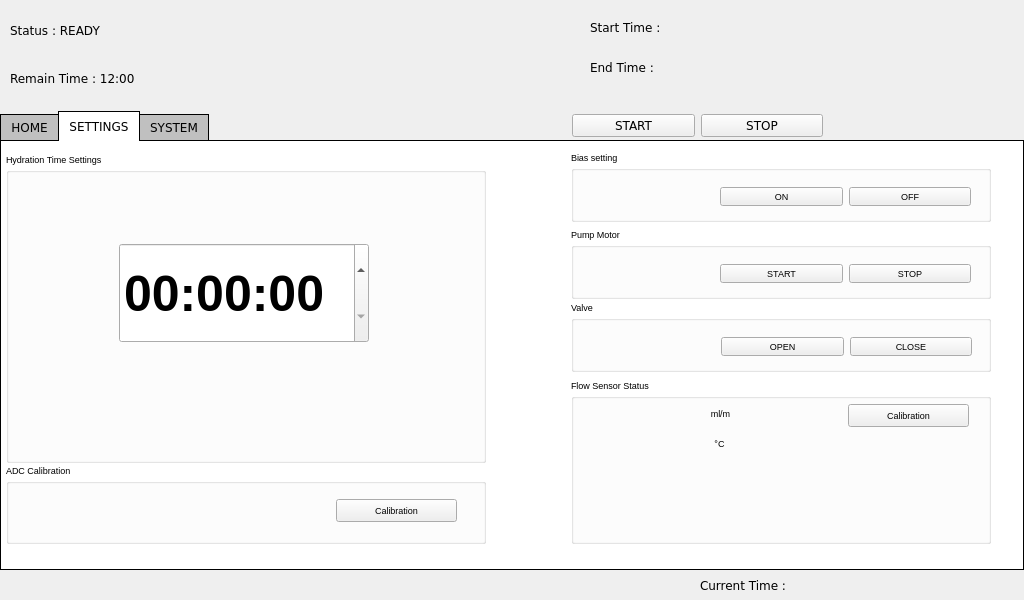
Above: mainwindow.ui from shnomad/hydration-tool before the change. Below: the same form after it.
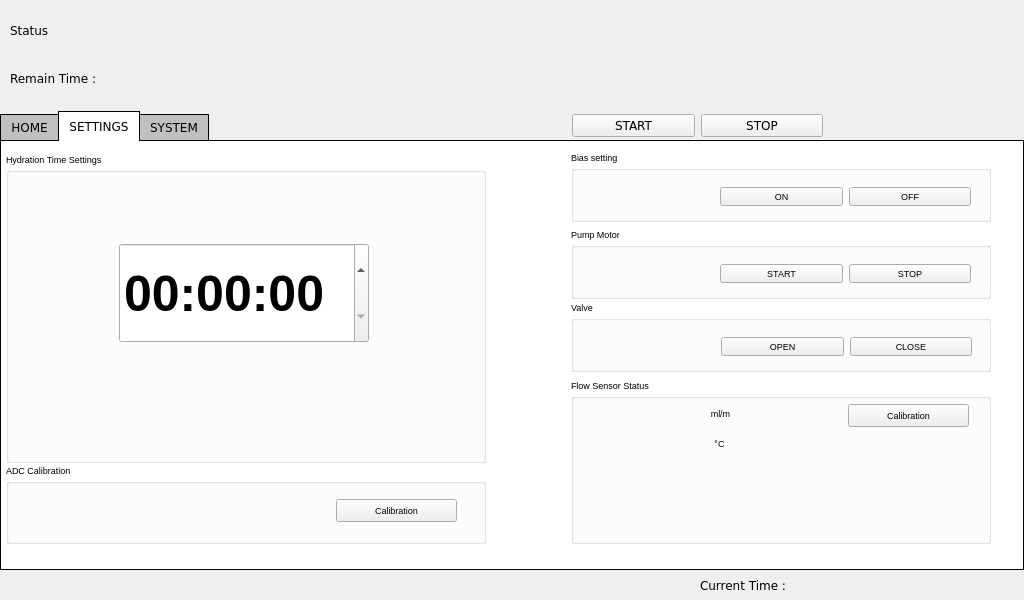
That is the form after the change.

Patch:
```diff
--- a/mainwindow.ui
+++ b/mainwindow.ui
@@ -25,56 +25,56 @@
    <string>MainWindow</string>
   </property>
   <widget class="QWidget" name="centralwidget">
-   <widget class="QLabel" name="hydration_status">
+   <widget class="QLabel" name="hydration_status_label">
     <property name="geometry">
      <rect>
       <x>10</x>
       <y>10</y>
-      <width>400</width>
+      <width>150</width>
       <height>40</height>
      </rect>
     </property>
     <property name="text">
-     <string>Status : READY</string>
+     <string>Status</string>
     </property>
    </widget>
-   <widget class="QLabel" name="hydration_countdown">
+   <widget class="QLabel" name="time_label">
     <property name="geometry">
      <rect>
       <x>10</x>
       <y>58</y>
-      <width>400</width>
+      <width>120</width>
       <height>40</height>
      </rect>
     </property>
     <property name="text">
-     <string>Remain Time : 12:00</string>
+     <string>Remain Time : </string>
     </property>
    </widget>
-   <widget class="QLabel" name="hydration_start_time">
+   <widget class="QLabel" name="hydration_start_label">
     <property name="geometry">
      <rect>
-      <x>590</x>
-      <y>10</y>
-      <width>420</width>
+      <x>562</x>
+      <y>15</y>
+      <width>130</width>
       <height>35</height>
      </rect>
     </property>
     <property name="text">
-     <string>Start Time :</string>
+     <string/>
     </property>
    </widget>
-   <widget class="QLabel" name="hydration_end_time">
+   <widget class="QLabel" name="hydration_end_label">
     <property name="geometry">
      <rect>
-      <x>590</x>
-      <y>50</y>
-      <width>420</width>
+      <x>562</x>
+      <y>55</y>
+      <width>130</width>
       <height>35</height>
      </rect>
     </property>
     <property name="text">
-     <string>End Time :</string>
+     <string/>
     </property>
    </widget>
    <widget class="QLabel" name="system_current_time">
@@ -636,6 +636,58 @@
      </item>
     </layout>
    </widget>
+   <widget class="QLabel" name="hydration_countdown">
+    <property name="geometry">
+     <rect>
+      <x>160</x>
+      <y>58</y>
+      <width>165</width>
+      <height>40</height>
+     </rect>
+    </property>
+    <property name="text">
+     <string/>
+    </property>
+   </widget>
+   <widget class="QLabel" name="hydration_start_time">
+    <property name="geometry">
+     <rect>
+      <x>690</x>
+      <y>15</y>
+      <width>320</width>
+      <height>35</height>
+     </rect>
+    </property>
+    <property name="text">
+     <string/>
+    </property>
+   </widget>
+   <widget class="QLabel" name="hydration_end_time">
+    <property name="geometry">
+     <rect>
+      <x>690</x>
+      <y>55</y>
+      <width>320</width>
+      <height>35</height>
+     </rect>
+    </property>
+    <property name="text">
+     <string/>
+    </property>
+   </widget>
+   <widget class="QLabel" name="hydration_status">
+    <property name="geometry">
+     <rect>
+      <x>160</x>
+      <y>10</y>
+      <width>165</width>
+      <height>40</height>
+     </rect>
+    </property>
+    <property name="text">
+     <string/>
+    </property>
+   </widget>
   </widget>
  </widget>
  <resources/>
```
Left out of the diff: 2 changed lines with no effect on the pictures.
